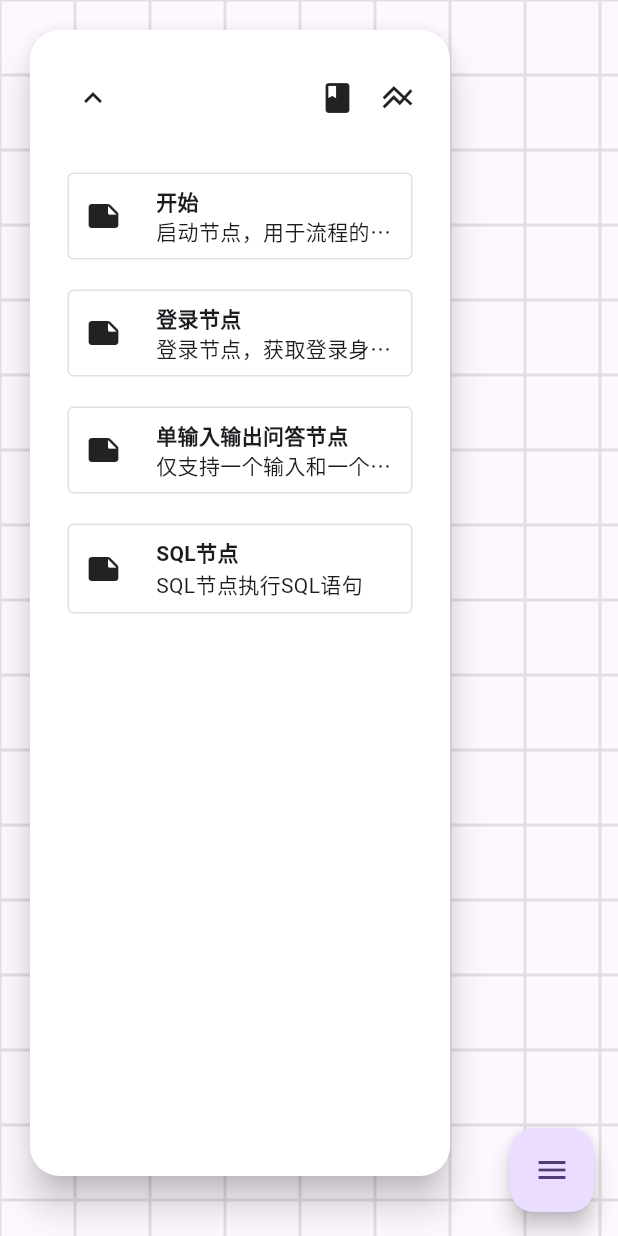
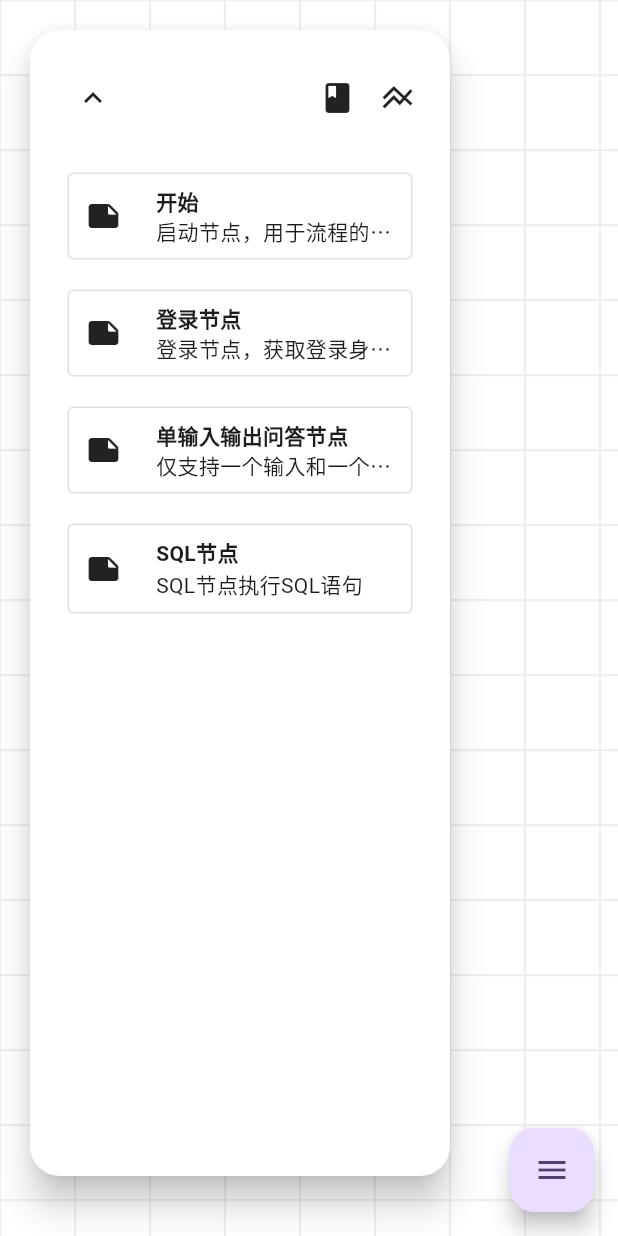
Before and after one commit to guchengxi1994/flow_compose, a Flutter app: the screen it shows after launch, after a tap on the "expand more" icon, on a phone screen of 412 x 824 dp. Run offline on Flutter 3.47's test engine with Material 3 defaults, Android fonts, the phone set to English and light mode, and no system bars; drawn by our look-alikes of flutter_expandable_fab, toastification; our stand-ins replace flutter_riverpod; missing offline and left inert: flutter_json_view, sqlparser.

Commit message:
update style

```diff
--- a/example/lib/main.dart
+++ b/example/lib/main.dart
@@ -171,6 +171,14 @@ class _MyHomePageState extends ConsumerState<MyHomePage> {
                   });
             },
           ),
+          FloatingActionButton.small(
+            tooltip: "switch mode",
+            heroTag: null,
+            child: const Icon(Icons.switch_access_shortcut),
+            onPressed: () {
+              controller.changeEditableStatus(!controller.state.value.editable);
+            },
+          ),
         ],
       ),
     );
--- a/example/lib/workflow/workflow_notifier.dart
+++ b/example/lib/workflow/workflow_notifier.dart
@@ -7,8 +7,9 @@ import 'package:flutter/material.dart';
 import 'package:flutter_riverpod/flutter_riverpod.dart';
 
 class WorkflowNotifier extends Notifier<INode?> {
-  final controller =
-      BoardController(initialState: BoardState(data: [], edges: {}), nodes: [
+  final controller = BoardController(
+      initialState: BoardState(editable: true, data: [], edges: {}),
+      nodes: [
         StartNode(
           label: "开始",
           uuid: "",
--- a/lib/src/board.dart
+++ b/lib/src/board.dart
@@ -186,7 +186,9 @@ class _InfiniteDrawingBoardState extends State<InfiniteDrawingBoard> {
 
   @override
   Widget build(BuildContext context) {
-    return ValueListenableBuilder(
+    return Container(
+      color: Colors.white,
+      child: ValueListenableBuilder(
         valueListenable: boardNotifier,
         builder: (context, state, child) {
           Widget child = DragTarget<INode>(
@@ -214,6 +216,7 @@ class _InfiniteDrawingBoardState extends State<InfiniteDrawingBoard> {
                           ))),
                   ...state.data.map((e) {
                     return NodeWidget<INode>(
+                      isEditable: state.editable,
                       node: e,
                       dragOffset: state.dragOffset,
                       factor: state.scaleFactor,
@@ -238,6 +241,7 @@ class _InfiniteDrawingBoardState extends State<InfiniteDrawingBoard> {
                       },
                     );
                   }),
+                  if (state.editable)
                     Positioned(
                         left: 20,
                         top: 20,
@@ -273,6 +277,7 @@ class _InfiniteDrawingBoardState extends State<InfiniteDrawingBoard> {
             child: child,
           );
         },
+      ),
     );
   }
 }
@@ -297,8 +302,8 @@ class InfiniteCanvasPainter extends CustomPainter {
   void paint(Canvas canvas, Size size) {
     controller.setSize(size);
     final Paint paint = Paint()
-      ..color = Colors.grey[300]!
-      ..strokeWidth = 2.0
+      ..color = Colors.grey[200]!
+      ..strokeWidth = 1.5
       ..style = PaintingStyle.stroke;
 
     // 应用缩放和偏移
--- a/lib/src/state.dart
+++ b/lib/src/state.dart
@@ -10,6 +10,7 @@ class BoardState {
   INode? focus;
   Edge? edgeFocused;
   Size? paintSize;
+  final bool editable;
 
   BoardState({
     this.scaleFactor = 1.0,
@@ -19,6 +20,7 @@ class BoardState {
     this.focus,
     this.edgeFocused,
     this.paintSize,
+    this.editable = true,
   });
 
   BoardState copyWith({
@@ -29,6 +31,7 @@ class BoardState {
     INode? focus,
     Edge? edgeFocused,
     Size? paintSize,
+    bool? editable,
   }) {
     return BoardState(
       scaleFactor: scaleFactor ?? this.scaleFactor,
@@ -38,6 +41,7 @@ class BoardState {
       focus: focus,
       edgeFocused: edgeFocused,
       paintSize: paintSize ?? this.paintSize,
+      editable: editable ?? this.editable,
     );
   }
 
```
Also changed, not shown: lib/src/controller.dart (+10 -0 lines), lib/src/nodes/node_widget.dart (+41 -19 lines). Lines whose indentation alone changed are shown as unchanged.
